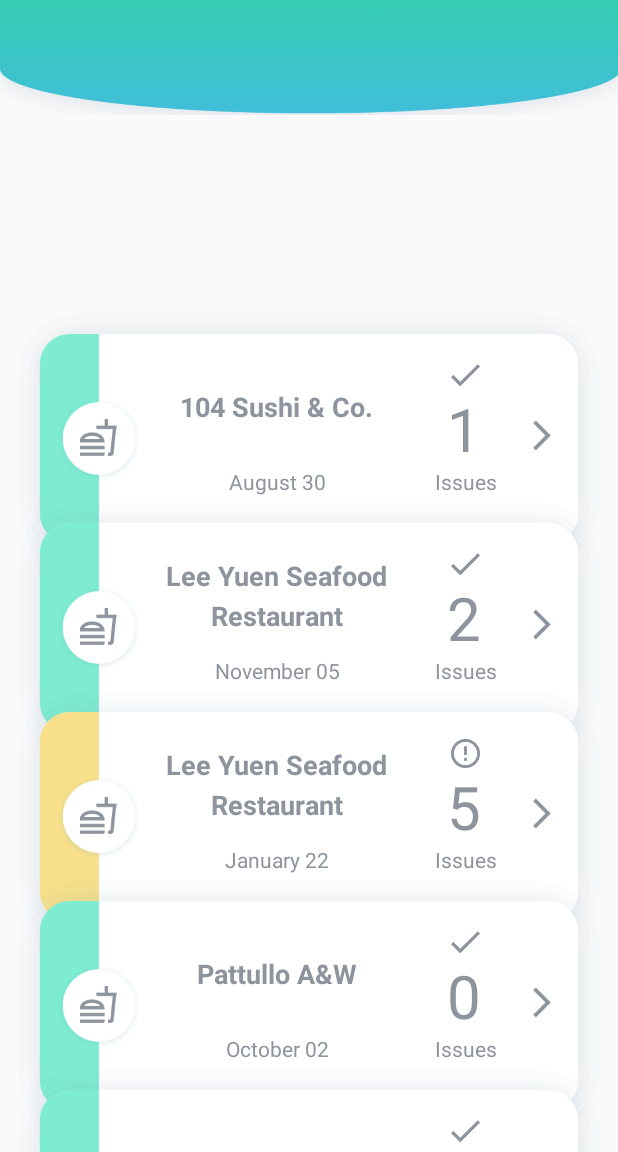
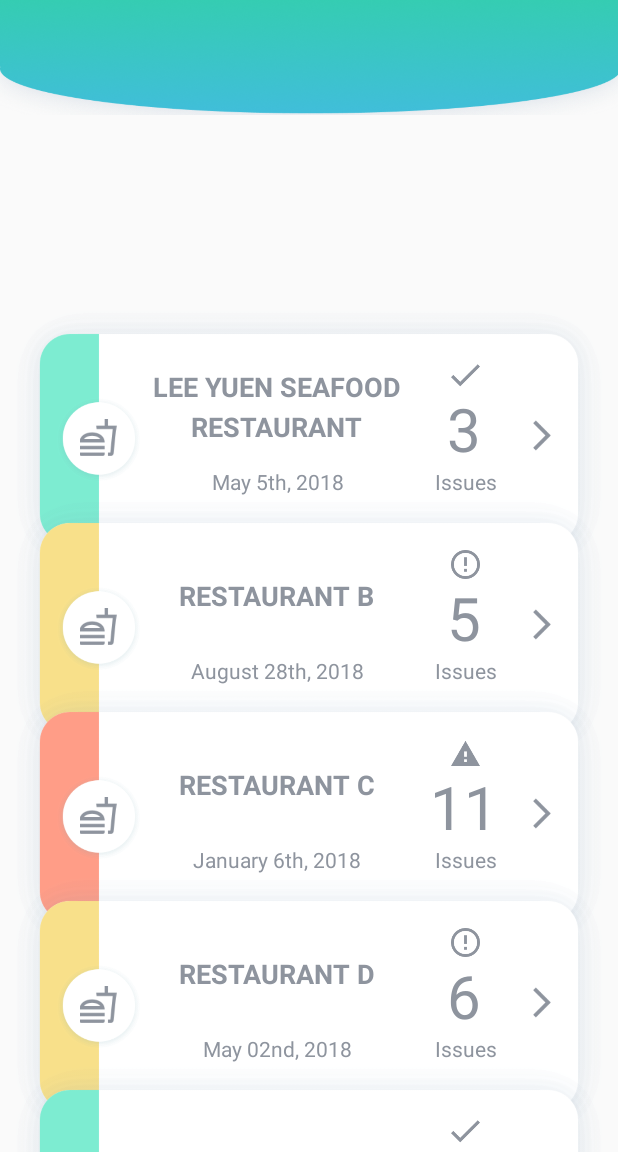
Before and after one commit to xubinw427/Restaurant-Inspection, an Android app: the screen it shows after launch (RestaurantActivity), on a phone screen of 412 x 824 dp, the part 84-1236 px from its top. Run offline under Robolectric (Android 15) with nearby library versions, the phone set to English and light mode, and no system bars.

Commit message:
Revert "Merge branch '11-activity-create-main-restaurant-list-activity' into 'master'"
This reverts merge request !27

```diff
--- a/app/src/main/java/ca/cmpt276/restaurantinspection/Adapters/RestaurantAdapter.java
+++ b/app/src/main/java/ca/cmpt276/restaurantinspection/Adapters/RestaurantAdapter.java
@@ -11,15 +11,13 @@ import androidx.recyclerview.widget.RecyclerView;
 
 import java.util.ArrayList;
 
-import ca.cmpt276.restaurantinspection.Model.Restaurant;
-import ca.cmpt276.restaurantinspection.Model.RestaurantManager;
 import ca.cmpt276.restaurantinspection.Model.TestRestaurant;
 import ca.cmpt276.restaurantinspection.R;
 
 /** CHANGE ALL INSTANCES OF TestRestaurant to Restaurant after testing!!!!! **/
 
 public class RestaurantAdapter extends RecyclerView.Adapter<RestaurantAdapter.RestaurantViewHolder> {
-    private RestaurantManager restaurantList;
+    private ArrayList<TestRestaurant> restaurantList;
     private OnRestaurantListener myOnRestaurantListener;
 
     public static class RestaurantViewHolder extends RecyclerView.ViewHolder implements View.OnClickListener {
@@ -54,7 +52,7 @@ public class RestaurantAdapter extends RecyclerView.Adapter<RestaurantAdapter.Re
         void onRestaurantClick(int position);
     }
 
-    public RestaurantAdapter(RestaurantManager restaurants, OnRestaurantListener onRestaurantListener) {
+    public RestaurantAdapter(ArrayList<TestRestaurant> restaurants, OnRestaurantListener onRestaurantListener) {
         restaurantList = restaurants;
         myOnRestaurantListener = onRestaurantListener;
     }
@@ -71,19 +69,19 @@ public class RestaurantAdapter extends RecyclerView.Adapter<RestaurantAdapter.Re
 
     @Override
     public void onBindViewHolder(@NonNull RestaurantViewHolder holder, int position) {
-        Restaurant currRestaurant = restaurantList.getTheOneAt(position);
+        TestRestaurant currRestaurant = restaurantList.get(position);
 
         /** Check hazard level of rest, then switch statements to set background **/
         switch(currRestaurant.getHazard()) {
-            case "High":
+            case "high":
                 holder.btnBackground.setImageResource(R.drawable.button_red);
                 holder.hazardIcon.setImageResource(R.drawable.restlist_high);
                 break;
-            case "Moderate":
+            case "mod":
                 holder.btnBackground.setImageResource(R.drawable.button_yellow);
                 holder.hazardIcon.setImageResource(R.drawable.restlist_mod);
                 break;
-            case "Low":
+            case "low":
                 holder.btnBackground.setImageResource(R.drawable.button_teal);
                 holder.hazardIcon.setImageResource(R.drawable.restlist_low);
                 break;
@@ -104,6 +102,6 @@ public class RestaurantAdapter extends RecyclerView.Adapter<RestaurantAdapter.Re
 
     @Override
     public int getItemCount() {
-        return restaurantList.getsize();
+        return restaurantList.size();
     }
 }
--- a/app/src/main/java/ca/cmpt276/restaurantinspection/Model/Restaurant.java
+++ b/app/src/main/java/ca/cmpt276/restaurantinspection/Model/Restaurant.java
@@ -56,30 +56,6 @@ public class Restaurant implements Comparable<Restaurant>{
         return inspections;
     }
 
-    public String getHazard()
-    {
-        if(this.inspections.size() > 0)
-            return inspections.get(0).getHazardRating();
-        return "Low";
-    }
-
-    public String getDate()
-    {
-        if(this.inspections.size() > 0)
-            return inspections.get(0).getDateDisplay();
-        return "No Recent Inspection.";
-    }
-
-    public String getNumIssues()
-    {
-        if(this.inspections.size() > 0) {
-
-            int num = inspections.get(0).getNumCritical() + inspections.get(0).getNumNonCritical();
-            String numInString = Integer.toString(num);
-            return numInString;
-        }
-        return "0";
-    }
     public void addInspection(Inspection inspection) {
             inspections.add(inspection);
         }
--- a/app/src/main/java/ca/cmpt276/restaurantinspection/Model/RestaurantManager.java
+++ b/app/src/main/java/ca/cmpt276/restaurantinspection/Model/RestaurantManager.java
@@ -62,9 +62,9 @@ public class RestaurantManager implements Iterable<Restaurant> {
         return restaurantsList.size();
     }
 
-//    private void sortByAlphabet() {
-//        Arrays.sort(new ArrayList[]{restaurantsList});
-//    }
+    private void sortByAlphabet() {
+        Arrays.sort(new ArrayList[]{restaurantsList});
+    }
 
     private void readRestaurantData(InputStream file) {
         BufferedReader reader = new BufferedReader(
@@ -93,7 +93,7 @@ public class RestaurantManager implements Iterable<Restaurant> {
             throw new RuntimeException("ERROR: Failed to close " + file);
         }
 
-        //this.sortByAlphabet();
+        this.sortByAlphabet();
     }
 
     private void populateInspections(InputStream file) {
--- a/app/src/main/java/ca/cmpt276/restaurantinspection/RestaurantActivity.java
+++ b/app/src/main/java/ca/cmpt276/restaurantinspection/RestaurantActivity.java
@@ -19,7 +19,6 @@ import androidx.appcompat.widget.Toolbar;
 
 import android.view.Menu;
 import android.view.MenuItem;
-import android.widget.Toast;
 
 import java.io.InputStream;
 import java.util.ArrayList;
@@ -67,25 +66,31 @@ public class RestaurantActivity extends AppCompatActivity implements RestaurantA
         for (Restaurant res : restaurantList.getList()) {
             ArrayList<Inspection> ins = res.getInspections();
             System.out.println(res.getName() + ": " + ins.size());
-            for(Inspection inspections : ins)
-            {
-                System.out.println("\t\t" + inspections.getDateDisplay());
-            }
-
         }
 
         /** ================ END TEST ===============**/
 
+
+        /** == TESTING == **/
+        tester = new ArrayList<>();
+        tester.add(new TestRestaurant("LEE YUEN SEAFOOD RESTAURANT", "May 5th, 2018", "low", "3"));
+        tester.add(new TestRestaurant("RESTAURANT B", "August 28th, 2018", "mod", "5"));
+        tester.add(new TestRestaurant("RESTAURANT C", "January 6th, 2018", "high", "11"));
+        tester.add(new TestRestaurant("RESTAURANT D", "May 02nd, 2018", "mod", "6"));
+        tester.add(new TestRestaurant("RESTAURANT E", "June 30th, 2018", "low", "2"));
+        tester.add(new TestRestaurant("RESTAURANT F", "December 15th, 2018", "high", "9"));
+        tester.add(new TestRestaurant("RESTAURANT G", "February 10th, 2018", "low", "1"));
+
         restaurantRecyclerView = findViewById(R.id.rv);
         restaurantRecyclerView.setHasFixedSize(true);
         restaurantLayoutManager = new LinearLayoutManager(this);
-        restaurantAdapter = new RestaurantAdapter(restaurantList, this);
+        restaurantAdapter = new RestaurantAdapter(tester, this);
 
         restaurantRecyclerView.setLayoutManager(restaurantLayoutManager);
         restaurantRecyclerView.setAdapter(restaurantAdapter);
         /** == END TESTING == **/
 
-        //System.out.println("TESTING COMPLETE");
+        System.out.println("TESTING COMPLETE");
     }
 
     @Override
@@ -113,10 +118,10 @@ public class RestaurantActivity extends AppCompatActivity implements RestaurantA
     /** == TESTING == **/
     @Override
     public void onRestaurantClick(int position) {
-        Toast toast = Toast.makeText(this, "YOU CLICKED " + position + " Restaurant" , Toast.LENGTH_SHORT);
-        toast.show();
-
-        Intent intent = RestaurantInfoActivity.makeLaunchIntent(RestaurantActivity.this, position);
+        /** Should use the position below to store clicked Restaurant as currRestaurant **/
+        tester.get(position);
+        Intent intent = new Intent(this, RestaurantInfoActivity.class);
+//        Intent intent = RestaurantInfoActivity.makeLaunchIntent(this, position);
         startActivity(intent);
     }
     /** == END TESTING == **/
--- a/app/src/main/java/ca/cmpt276/restaurantinspection/RestaurantInspectionActivity.java
+++ b/app/src/main/java/ca/cmpt276/restaurantinspection/RestaurantInspectionActivity.java
@@ -78,7 +78,7 @@ public class RestaurantInspectionActivity extends AppCompatActivity implements I
     /** == TEST == **/
     @Override
     public void onInspectionClick(int position) {
-        Toast toast = Toast.makeText(this, "YOU CLICKED " + position + " inspection" , Toast.LENGTH_SHORT);
+        Toast toast = Toast.makeText(this, "YOU CLICKED", Toast.LENGTH_SHORT);
         toast.show();
     }
     /** == END TEST == **/
--- a/app/src/main/res/layout/content_restaurant_info.xml
+++ b/app/src/main/res/layout/content_restaurant_info.xml
@@ -82,6 +82,7 @@
         android:layout_width="202dp"
         android:layout_height="54dp"
         android:gravity="center"
+        android:text="1234 Oak Street, \nBurnaby"
         android:textSize="18sp"
         app:layout_constraintBottom_toBottomOf="parent"
         app:layout_constraintEnd_toEndOf="parent"
@@ -107,6 +108,7 @@
         android:layout_width="wrap_content"
         android:layout_height="wrap_content"
         android:gravity="center"
+        android:text="41 24 0 0 0 0"
         android:textSize="18sp"
         app:layout_constraintBottom_toBottomOf="parent"
         app:layout_constraintEnd_toEndOf="parent"
--- a/app/src/main/res/values/strings.xml
+++ b/app/src/main/res/values/strings.xml
@@ -2,5 +2,4 @@
     <string name="app_name">Restaurant Inspection</string>
     <string name="action_settings">Settings</string>
     <string name="title_activity_restaurant_info">RestaurantInfoActivity</string>
-    <string name="title_activity_inspection_detail">InspectionDetail</string>
 </resources>
--- a/app/src/main/res/values/styles.xml
+++ b/app/src/main/res/values/styles.xml
@@ -16,7 +16,8 @@
         <item name="colorPrimary">@color/barColor</item>
     </style>
 
-    <style name="AppTheme.PopupOverlay" parent="ThemeOverlay.AppCompat.Light"></style>
+    <style name="AppTheme.PopupOverlay" parent="ThemeOverlay.AppCompat.Light">
+    </style>
 
     <style name="AppThemeCustom" parent="Theme.AppCompat.Light.DarkActionBar">
         <!-- Customize your theme here. -->
```
Also changed, not shown: app/src/main/AndroidManifest.xml (+3 -4 lines), app/src/main/java/ca/cmpt276/restaurantinspection/RestaurantInfoActivity.java (+20 -34 lines).
